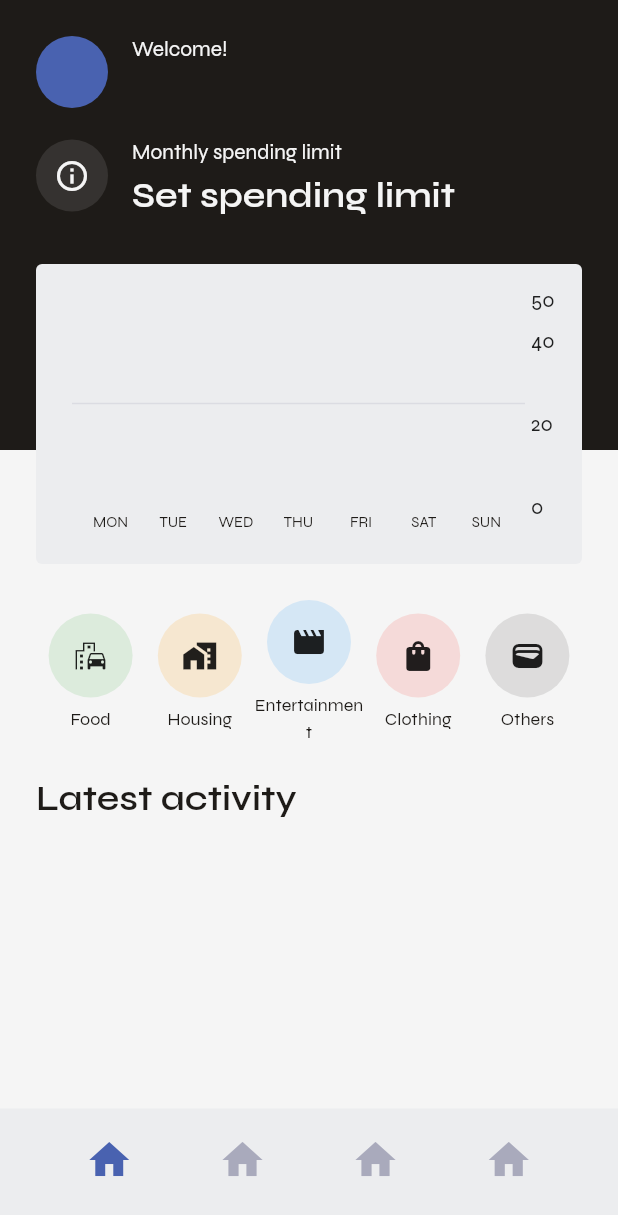
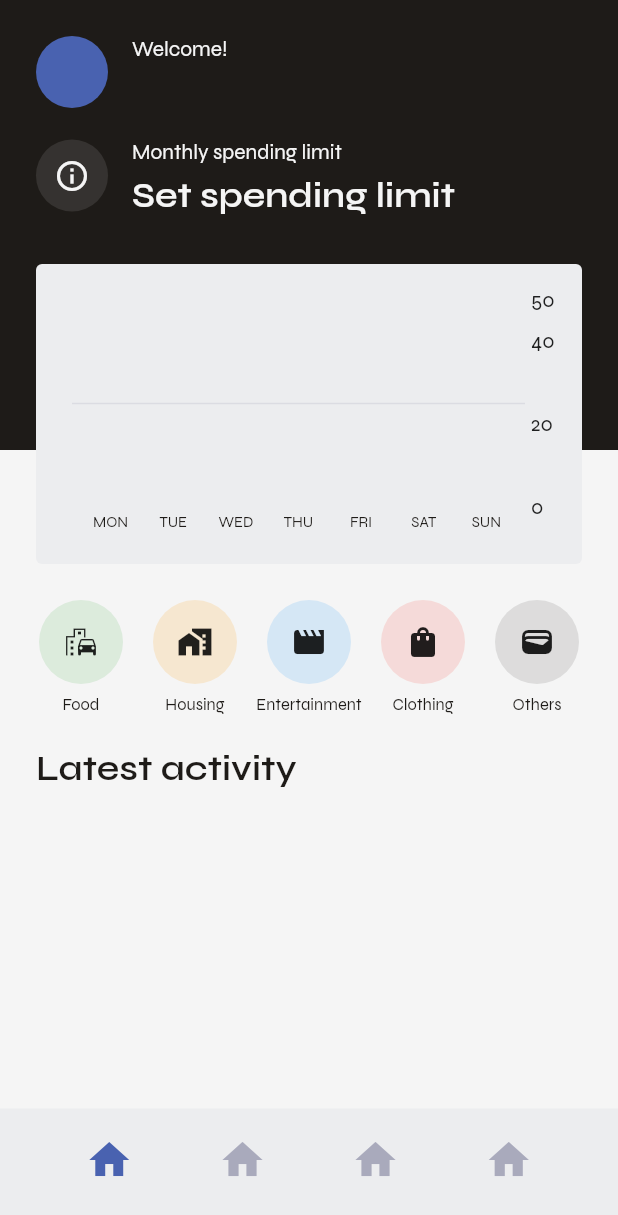
Before and after one commit to mateuszFicek/finner, a Flutter app: the HomeViewPage screen opened by its route, on a phone screen of 412 x 824 dp. Shown: the top 1215 px of the screen. Run offline on Flutter 3.47's test engine with Material 2 defaults, Android fonts, the light colour scheme and no system bars; drawn by our look-alikes of fl_chart, pull_to_refresh; our stand-ins replace auto_route, bloc, cloud_firestore, dartz, dio, dots_indicator and 11 more; accounts and stored records are empty; generated files the repository leaves out were written again.

```diff
--- a/lib/common/widgets/quick_action_button.dart
+++ b/lib/common/widgets/quick_action_button.dart
@@ -32,8 +32,8 @@ class QuickActionButton extends StatelessWidget {
             SizedBox(height: $styles.insets.xxs),
             Text(
               quickAction.name,
-              maxLines: 2,
-              style: $styles.text.bodyExtraSmall,
+              maxLines: 1,
+              style: $styles.text.bodyExtraSmall.copyWith(fontSize: 11),
               textAlign: TextAlign.center,
             ),
           ],
--- a/lib/features/home/presentation/pages/home_page.dart
+++ b/lib/features/home/presentation/pages/home_page.dart
@@ -1,4 +1,5 @@
 import 'package:finner/common/widgets/bar_chart.dart';
+import 'package:finner/common/widgets/dimmed_loading_indicator.dart';
 import 'package:finner/features/home/domain/entities/home_page_view_model.dart';
 import 'package:finner/styles/theme_utils.dart';
 import 'package:finner/utils/injectable.dart';
@@ -29,12 +30,18 @@ class HomePage extends HookWidget {
               loaded: (_) {
                 refreshController.twoLevelComplete();
               },
+              loading: (e) {},
               orElse: () {});
         },
         builder: (context, state) {
           return state.maybeWhen(
-            loaded: (e) => _firstPage(context, e),
-            loading: (e) => _firstPage(context, e),
+            loaded: (e) => _firstPage(context, e, false),
+            loading: (e) => Stack(
+              children: [
+                _firstPage(context, e, true),
+                const DimmedLoadingIndicator(),
+              ],
+            ),
             orElse: () => Container(),
           );
         });
@@ -42,9 +49,10 @@ class HomePage extends HookWidget {
 
   final refreshController = RefreshController();
 
-  Widget _firstPage(BuildContext context, HomePageViewModel model) {
+  Widget _firstPage(
+      BuildContext context, HomePageViewModel model, bool loading) {
     return SmartRefresher(
-      controller: refreshController,
+      controller: loading ? RefreshController() : refreshController,
       onRefresh: () {
         _bloc.add(const HomePageEvent.load());
       },
@@ -170,7 +178,7 @@ class HomePage extends HookWidget {
 
   Widget _quickActions(BuildContext context) {
     return Padding(
-      padding: EdgeInsets.symmetric(horizontal: $styles.insets.md),
+      padding: EdgeInsets.symmetric(horizontal: $styles.insets.sm),
       child: Row(
         mainAxisAlignment: MainAxisAlignment.spaceBetween,
         children: SpendingType.ALL.quickActions
```
Also changed, not shown: lib/features/home/presentation/widgets/add_spending_widget.dart (+15 -4 lines), lib/features/home/presentation/widgets/spending_limit_setter_page.dart (+13 -3 lines), lib/features/home/presentation/widgets/user_information.dart (+2 -9 lines).
